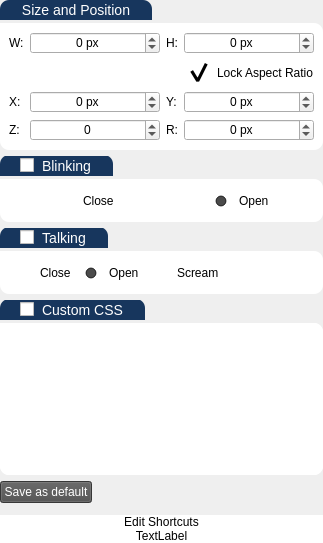
The window that UI/settingsWidget.ui (Gemmstone/PyNGtuber) describes before a commit, drawn with Qt 5.
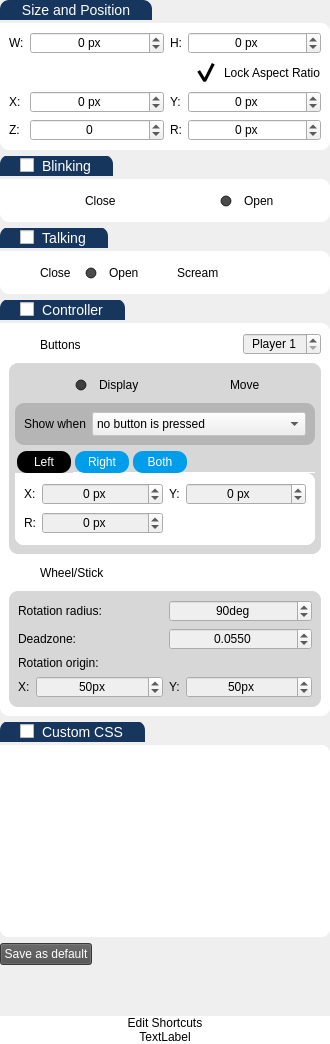
The same window after the commit. Icons and pictures are not drawn.

Commit message: Added controller support for assets

What changed in the file:
```diff
--- a/UI/settingsWidget.ui
+++ b/UI/settingsWidget.ui
@@ -6,8 +6,8 @@
    <rect>
     <x>0</x>
     <y>0</y>
-    <width>323</width>
-    <height>543</height>
+    <width>330</width>
+    <height>1044</height>
    </rect>
   </property>
   <property name="sizePolicy">
@@ -589,6 +589,989 @@
      </layout>
     </widget>
    </item>
+   <item>
+    <widget class="QGroupBox" name="controllerGroup">
+     <property name="cursor">
+      <cursorShape>PointingHandCursor</cursorShape>
+     </property>
+     <property name="title">
+      <string>Controller</string>
+     </property>
+     <property name="flat">
+      <bool>false</bool>
+     </property>
+     <property name="checkable">
+      <bool>true</bool>
+     </property>
+     <property name="checked">
+      <bool>false</bool>
+     </property>
+     <layout class="QVBoxLayout" name="verticalLayout_8">
+      <property name="spacing">
+       <number>0</number>
+      </property>
+      <property name="leftMargin">
+       <number>0</number>
+      </property>
+      <property name="topMargin">
+       <number>23</number>
+      </property>
+      <property name="rightMargin">
+       <number>0</number>
+      </property>
+      <property name="bottomMargin">
+       <number>0</number>
+      </property>
+      <item>
+       <widget class="QFrame" name="frame_6">
+        <property name="styleSheet">
+         <string notr="true">QLabel{
+	background-color: transparent;
+}</string>
+        </property>
+        <property name="frameShape">
+         <enum>QFrame::StyledPanel</enum>
+        </property>
+        <property name="frameShadow">
+         <enum>QFrame::Raised</enum>
+        </property>
+        <layout class="QVBoxLayout" name="verticalLayout_9">
+         <item>
+          <layout class="QHBoxLayout" name="horizontalLayout_2">
+           <property name="topMargin">
+            <number>0</number>
+           </property>
+           <item alignment="Qt::AlignLeft">
+            <widget class="QCheckBox" name="controllerButtons">
+             <property name="sizePolicy">
+              <sizepolicy hsizetype="Fixed" vsizetype="Fixed">
+               <horstretch>0</horstretch>
+               <verstretch>0</verstretch>
+              </sizepolicy>
+             </property>
+             <property name="cursor">
+              <cursorShape>PointingHandCursor</cursorShape>
+             </property>
+             <property name="styleSheet">
+              <string notr="true">background-color: rgba(255, 255, 255, 0);</string>
+             </property>
+             <property name="text">
+              <string>Buttons</string>
+             </property>
+             <property name="checked">
+              <bool>false</bool>
+             </property>
+            </widget>
+           </item>
+           <item alignment="Qt::AlignRight">
+            <widget class="QSpinBox" name="player">
+             <property name="sizePolicy">
+              <sizepolicy hsizetype="Preferred" vsizetype="Fixed">
+               <horstretch>0</horstretch>
+               <verstretch>0</verstretch>
+              </sizepolicy>
+             </property>
+             <property name="focusPolicy">
+              <enum>Qt::ClickFocus</enum>
+             </property>
+             <property name="alignment">
+              <set>Qt::AlignCenter</set>
+             </property>
+             <property name="suffix">
+              <string/>
+             </property>
+             <property name="prefix">
+              <string>Player </string>
+             </property>
+             <property name="minimum">
+              <number>1</number>
+             </property>
+             <property name="maximum">
+              <number>12</number>
+             </property>
+             <property name="singleStep">
+              <number>1</number>
+             </property>
+             <property name="value">
+              <number>1</number>
+             </property>
+            </widget>
+           </item>
+          </layout>
+         </item>
+         <item>
+          <widget class="QFrame" name="frame_8">
+           <property name="styleSheet">
+            <string notr="true">#frame_8 {
+    background-color: rgba(0, 0, 0, 40);
+    border-top-left-radius: 9px;
+}
+</string>
+           </property>
+           <property name="frameShape">
+            <enum>QFrame::StyledPanel</enum>
+           </property>
+           <property name="frameShadow">
+            <enum>QFrame::Raised</enum>
+           </property>
+           <layout class="QVBoxLayout" name="verticalLayout_10">
+            <property name="leftMargin">
+             <number>6</number>
+            </property>
+            <property name="rightMargin">
+             <number>6</number>
+            </property>
+            <item>
+             <layout class="QHBoxLayout" name="horizontalLayout_5">
+              <property name="topMargin">
+               <number>0</number>
+              </property>
+              <item>
+               <widget class="QRadioButton" name="display">
+                <property name="sizePolicy">
+                 <sizepolicy hsizetype="Fixed" vsizetype="Fixed">
+                  <horstretch>0</horstretch>
+                  <verstretch>0</verstretch>
+                 </sizepolicy>
+                </property>
+                <property name="cursor">
+                 <cursorShape>PointingHandCursor</cursorShape>
+                </property>
+                <property name="styleSheet">
+                 <string notr="true">background-color: rgba(255, 255, 255, 0);</string>
+                </property>
+                <property name="text">
+                 <string>Display</string>
+                </property>
+                <property name="checked">
+                 <bool>true</bool>
+                </property>
+               </widget>
+              </item>
+              <item>
+               <widget class="QRadioButton" name="move">
+                <property name="sizePolicy">
+                 <sizepolicy hsizetype="Fixed" vsizetype="Fixed">
+                  <horstretch>0</horstretch>
+                  <verstretch>0</verstretch>
+                 </sizepolicy>
+                </property>
+                <property name="cursor">
+                 <cursorShape>PointingHandCursor</cursorShape>
+                </property>
+                <property name="styleSheet">
+                 <string notr="true">background-color: rgba(255, 255, 255, 0);</string>
+                </property>
+                <property name="text">
+                 <string>Move</string>
+                </property>
+               </widget>
+              </item>
+             </layout>
+            </item>
+            <item>
+             <widget class="QFrame" name="frame_10">
+              <property name="styleSheet">
+               <string notr="true">#frame_10 {
+    background-color: rgba(0, 0, 0, 40);
+    border-top-left-radius: 9px;
+}
+</string>
+              </property>
+              <property name="frameShape">
+               <enum>QFrame::StyledPanel</enum>
+              </property>
+              <property name="frameShadow">
+               <enum>QFrame::Raised</enum>
+              </property>
+              <layout class="QHBoxLayout" name="horizontalLayout_4">
+               <item>
+                <widget class="QLabel" name="label_14">
+                 <property name="sizePolicy">
+                  <sizepolicy hsizetype="Fixed" vsizetype="Preferred">
+                   <horstretch>0</horstretch>
+                   <verstretch>0</verstretch>
+                  </sizepolicy>
+                 </property>
+                 <property name="text">
+                  <string>Show when</string>
+                 </property>
+                </widget>
+               </item>
+               <item>
+                <widget class="QComboBox" name="buttonCombo">
+                 <property name="sizeAdjustPolicy">
+                  <enum>QComboBox::AdjustToMinimumContentsLengthWithIcon</enum>
+                 </property>
+                 <property name="frame">
+                  <bool>true</bool>
+                 </property>
+                 <item>
+                  <property name="text">
+                   <string>no button is pressed</string>
+                  </property>
+                 </item>
+                 <item>
+                  <property name="text">
+                   <string>a left button is pressed</string>
+                  </property>
+                 </item>
+                 <item>
+                  <property name="text">
+                   <string>a right button is pressed</string>
+                  </property>
+                 </item>
+                 <item>
+                  <property name="text">
+                   <string>both sides have a button pressed</string>
+                  </property>
+                 </item>
+                </widget>
+               </item>
+              </layout>
+             </widget>
+            </item>
+            <item>
+             <widget class="QTabWidget" name="tabWidget">
+              <property name="styleSheet">
+               <string notr="true">QTabBar{  
+    background-color: rgba(255, 255, 255, 0);
+}
+QTabBar::tab {  
+    background-color: rgba(255, 255, 255, 40);
+	background-color: rgb(0, 157, 235);
+    min-width: 50px; 
+    min-height:22px;
+    padding: 0px  2px; 
+    color: white;
+	border-radius: 10px;
+    margin-left:2px;
+    margin-right:2px;
+}
+QTabBar::tab:selected {  
+    color: white;
+	background-color: black;;
+}
+QTabBar::tab:hover {  
+    color: black;
+    background-color: rgba(255, 0, 0, 100);
+}</string>
+              </property>
+              <property name="currentIndex">
+               <number>0</number>
+              </property>
+              <property name="documentMode">
+               <bool>true</bool>
+              </property>
+              <widget class="QWidget" name="tab_4">
+               <attribute name="title">
+                <string>Left</string>
+               </attribute>
+               <attribute name="toolTip">
+                <string>When a button on the left side of the controller is pressed</string>
+               </attribute>
+               <layout class="QVBoxLayout" name="verticalLayout_13">
+                <property name="leftMargin">
+                 <number>0</number>
+                </property>
+                <property name="topMargin">
+                 <number>0</number>
+                </property>
+                <property name="rightMargin">
+                 <number>0</number>
+                </property>
+                <property name="bottomMargin">
+                 <number>0</number>
+                </property>
+                <item>
+                 <widget class="QFrame" name="frame_12">
+                  <property name="frameShape">
+                   <enum>QFrame::StyledPanel</enum>
+                  </property>
+                  <property name="frameShadow">
+                   <enum>QFrame::Raised</enum>
+                  </property>
+                  <layout class="QGridLayout" name="gridLayout_4">
+                   <item row="0" column="2">
+                    <widget class="QLabel" name="label_20">
+                     <property name="sizePolicy">
+                      <sizepolicy hsizetype="Fixed" vsizetype="Preferred">
+                       <horstretch>0</horstretch>
+                       <verstretch>0</verstretch>
+                      </sizepolicy>
+                     </property>
+                     <property name="text">
+                      <string>Y:</string>
+                     </property>
+                    </widget>
+                   </item>
+                   <item row="0" column="0">
+                    <widget class="QLabel" name="label_19">
+                     <property name="sizePolicy">
+                      <sizepolicy hsizetype="Fixed" vsizetype="Preferred">
+                       <horstretch>0</horstretch>
+                       <verstretch>0</verstretch>
+                      </sizepolicy>
+                     </property>
+                     <property name="text">
+                      <string>X:</string>
+                     </property>
+                    </widget>
+                   </item>
+                   <item row="0" column="1">
+                    <widget class="QSpinBox" name="posLeftX">
+                     <property name="sizePolicy">
+                      <sizepolicy hsizetype="Preferred" vsizetype="Fixed">
+                       <horstretch>0</horstretch>
+                       <verstretch>0</verstretch>
+                      </sizepolicy>
+                     </property>
+                     <property name="focusPolicy">
+                      <enum>Qt::ClickFocus</enum>
+                     </property>
+                     <property name="alignment">
+                      <set>Qt::AlignCenter</set>
+                     </property>
+                     <property name="suffix">
+                      <string> px</string>
+                     </property>
+                     <property name="minimum">
+                      <number>-9999</number>
+                     </property>
+                     <property name="maximum">
+                      <number>9999</number>
+                     </property>
+                     <property name="singleStep">
+                      <number>5</number>
+                     </property>
+                    </widget>
+                   </item>
+                   <item row="1" column="0">
+                    <widget class="QLabel" name="label_21">
+                     <property name="sizePolicy">
+                      <sizepolicy hsizetype="Fixed" vsizetype="Preferred">
+                       <horstretch>0</horstretch>
+                       <verstretch>0</verstretch>
+                      </sizepolicy>
+                     </property>
+                     <property name="text">
+                      <string>R:</string>
+                     </property>
+                    </widget>
+                   </item>
+                   <item row="0" column="3">
+                    <widget class="QSpinBox" name="posLeftY">
+                     <property name="sizePolicy">
+                      <sizepolicy hsizetype="Preferred" vsizetype="Fixed">
+                       <horstretch>0</horstretch>
+                       <verstretch>0</verstretch>
+                      </sizepolicy>
+                     </property>
+                     <property name="focusPolicy">
+                      <enum>Qt::ClickFocus</enum>
+                     </property>
+                     <property name="alignment">
+                      <set>Qt::AlignCenter</set>
+                     </property>
+                     <property name="suffix">
+                      <string> px</string>
+                     </property>
+                     <property name="minimum">
+                      <number>-9999</number>
+                     </property>
+                     <property name="maximum">
+                      <number>9999</number>
+                     </property>
+                     <property name="singleStep">
+                      <number>5</number>
+                     </property>
+                    </widget>
+                   </item>
+                   <item row="1" column="1">
+                    <widget class="QSpinBox" name="rotationLeft">
+                     <property name="sizePolicy">
+                      <sizepolicy hsizetype="Preferred" vsizetype="Fixed">
+                       <horstretch>0</horstretch>
+                       <verstretch>0</verstretch>
+                      </sizepolicy>
+                     </property>
+                     <property name="focusPolicy">
+                      <enum>Qt::ClickFocus</enum>
+                     </property>
+                     <property name="toolTip">
+                      <string>Rotation</string>
+                     </property>
+                     <property name="alignment">
+                      <set>Qt::AlignCenter</set>
+                     </property>
+                     <property name="suffix">
+                      <string> px</string>
+                     </property>
+                     <property name="minimum">
+                      <number>-360</number>
+                     </property>
+                     <property name="maximum">
+                      <number>360</number>
+                     </property>
+                     <property name="singleStep">
+                      <number>5</number>
+                     </property>
+                    </widget>
+                   </item>
+                  </layout>
+                 </widget>
+                </item>
+               </layout>
+              </widget>
+              <widget class="QWidget" name="tab_5">
+               <attribute name="title">
+                <string>Right</string>
+               </attribute>
+               <attribute name="toolTip">
+                <string>When a button on the right side of the controller is pressed</string>
+               </attribute>
+               <layout class="QVBoxLayout" name="verticalLayout_14">
+                <property name="leftMargin">
+                 <number>0</number>
+                </property>
+                <property name="topMargin">
+                 <number>0</number>
+                </property>
+                <property name="rightMargin">
+                 <number>0</number>
+                </property>
+                <property name="bottomMargin">
+                 <number>0</number>
+                </property>
+                <item>
+                 <widget class="QFrame" name="frame_13">
+                  <property name="frameShape">
+                   <enum>QFrame::StyledPanel</enum>
+                  </property>
+                  <property name="frameShadow">
+                   <enum>QFrame::Raised</enum>
+                  </property>
+                  <layout class="QGridLayout" name="gridLayout_5">
+                   <item row="0" column="0">
+                    <widget class="QLabel" name="label_22">
+                     <property name="sizePolicy">
+                      <sizepolicy hsizetype="Fixed" vsizetype="Preferred">
+                       <horstretch>0</horstretch>
+                       <verstretch>0</verstretch>
+                      </sizepolicy>
+                     </property>
+                     <property name="text">
+                      <string>X:</string>
+                     </property>
+                    </widget>
+                   </item>
+                   <item row="0" column="2">
+                    <widget class="QLabel" name="label_23">
+                     <property name="sizePolicy">
+                      <sizepolicy hsizetype="Fixed" vsizetype="Preferred">
+                       <horstretch>0</horstretch>
+                       <verstretch>0</verstretch>
+                      </sizepolicy>
+                     </property>
+                     <property name="text">
+                      <string>Y:</string>
+                     </property>
+                    </widget>
+                   </item>
+                   <item row="1" column="1">
+                    <widget class="QSpinBox" name="rotationRight">
+                     <property name="sizePolicy">
+                      <sizepolicy hsizetype="Preferred" vsizetype="Fixed">
+                       <horstretch>0</horstretch>
+                       <verstretch>0</verstretch>
+                      </sizepolicy>
+                     </property>
+                     <property name="focusPolicy">
+                      <enum>Qt::ClickFocus</enum>
+                     </property>
+                     <property name="toolTip">
+                      <string>Rotation</string>
+                     </property>
+                     <property name="alignment">
+                      <set>Qt::AlignCenter</set>
+                     </property>
+                     <property name="suffix">
+                      <string> px</string>
+                     </property>
+                     <property name="minimum">
+                      <number>-360</number>
+                     </property>
+                     <property name="maximum">
+                      <number>360</number>
+                     </property>
+                     <property name="singleStep">
+                      <number>5</number>
+                     </property>
+                    </widget>
+                   </item>
+                   <item row="0" column="1">
+                    <widget class="QSpinBox" name="posRightX">
+                     <property name="sizePolicy">
+                      <sizepolicy hsizetype="Preferred" vsizetype="Fixed">
+                       <horstretch>0</horstretch>
+                       <verstretch>0</verstretch>
+                      </sizepolicy>
+                     </property>
+                     <property name="focusPolicy">
+                      <enum>Qt::ClickFocus</enum>
+                     </property>
+                     <property name="alignment">
+                      <set>Qt::AlignCenter</set>
+                     </property>
+                     <property name="suffix">
+                      <string> px</string>
+                     </property>
+                     <property name="minimum">
+                      <number>-9999</number>
+                     </property>
+                     <property name="maximum">
+                      <number>9999</number>
+                     </property>
+                     <property name="singleStep">
+                      <number>5</number>
+                     </property>
+                    </widget>
+                   </item>
+                   <item row="0" column="3">
+                    <widget class="QSpinBox" name="posRightY">
+                     <property name="sizePolicy">
+                      <sizepolicy hsizetype="Preferred" vsizetype="Fixed">
+                       <horstretch>0</horstretch>
+                       <verstretch>0</verstretch>
+                      </sizepolicy>
+                     </property>
+                     <property name="focusPolicy">
+                      <enum>Qt::ClickFocus</enum>
+                     </property>
+                     <property name="alignment">
+                      <set>Qt::AlignCenter</set>
+                     </property>
+                     <property name="suffix">
+                      <string> px</string>
+                     </property>
+                     <property name="minimum">
+                      <number>-9999</number>
+                     </property>
+                     <property name="maximum">
+                      <number>9999</number>
+                     </property>
+                     <property name="singleStep">
+                      <number>5</number>
+                     </property>
+                    </widget>
+                   </item>
+                   <item row="1" column="0">
+                    <widget class="QLabel" name="label_24">
+                     <property name="sizePolicy">
+                      <sizepolicy hsizetype="Fixed" vsizetype="Preferred">
+                       <horstretch>0</horstretch>
+                       <verstretch>0</verstretch>
+                      </sizepolicy>
+                     </property>
+                     <property name="text">
+                      <string>R:</string>
+                     </property>
+                    </widget>
+                   </item>
+                  </layout>
+                 </widget>
+                </item>
+               </layout>
+              </widget>
+              <widget class="QWidget" name="tab_6">
+               <attribute name="title">
+                <string>Both</string>
+               </attribute>
+               <attribute name="toolTip">
+                <string>When buttons on both sides of the controller are pressed</string>
+               </attribute>
+               <layout class="QVBoxLayout" name="verticalLayout_15">
+                <property name="leftMargin">
+                 <number>0</number>
+                </property>
+                <property name="topMargin">
+                 <number>0</number>
+                </property>
+                <property name="rightMargin">
+                 <number>0</number>
+                </property>
+                <property name="bottomMargin">
+                 <number>0</number>
+                </property>
+                <item>
+                 <widget class="QFrame" name="frame_14">
+                  <property name="frameShape">
+                   <enum>QFrame::StyledPanel</enum>
+                  </property>
+                  <property name="frameShadow">
+                   <enum>QFrame::Raised</enum>
+                  </property>
+                  <layout class="QGridLayout" name="gridLayout_6">
+                   <item row="0" column="3">
+                    <widget class="QSpinBox" name="posBothY">
+                     <property name="sizePolicy">
+                      <sizepolicy hsizetype="Preferred" vsizetype="Fixed">
+                       <horstretch>0</horstretch>
+                       <verstretch>0</verstretch>
+                      </sizepolicy>
+                     </property>
+                     <property name="focusPolicy">
+                      <enum>Qt::ClickFocus</enum>
+                     </property>
+                     <property name="alignment">
+                      <set>Qt::AlignCenter</set>
+                     </property>
+                     <property name="suffix">
+                      <string> px</string>
+                     </property>
+                     <property name="minimum">
+                      <number>-9999</number>
+                     </property>
+                     <property name="maximum">
+                      <number>9999</number>
+                     </property>
+                     <property name="singleStep">
+                      <number>5</number>
+                     </property>
+                    </widget>
+                   </item>
+                   <item row="1" column="0">
+                    <widget class="QLabel" name="label_27">
+                     <property name="sizePolicy">
+                      <sizepolicy hsizetype="Fixed" vsizetype="Preferred">
+                       <horstretch>0</horstretch>
+                       <verstretch>0</verstretch>
+                      </sizepolicy>
+                     </property>
+                     <property name="text">
+                      <string>R:</string>
+                     </property>
+                    </widget>
+                   </item>
+                   <item row="1" column="1">
+                    <widget class="QSpinBox" name="rotationBoth">
+                     <property name="sizePolicy">
+                      <sizepolicy hsizetype="Preferred" vsizetype="Fixed">
+                       <horstretch>0</horstretch>
+                       <verstretch>0</verstretch>
+                      </sizepolicy>
+                     </property>
+                     <property name="focusPolicy">
+                      <enum>Qt::ClickFocus</enum>
+                     </property>
+                     <property name="toolTip">
+                      <string>Rotation</string>
+                     </property>
+                     <property name="alignment">
+                      <set>Qt::AlignCenter</set>
+                     </property>
+                     <property name="suffix">
+                      <string> px</string>
+                     </property>
+                     <property name="minimum">
+                      <number>-360</number>
+                     </property>
+                     <property name="maximum">
+                      <number>360</number>
+                     </property>
+                     <property name="singleStep">
+                      <number>5</number>
+                     </property>
+                    </widget>
+                   </item>
+                   <item row="0" column="0">
+                    <widget class="QLabel" name="label_25">
+                     <property name="sizePolicy">
+                      <sizepolicy hsizetype="Fixed" vsizetype="Preferred">
+                       <horstretch>0</horstretch>
+                       <verstretch>0</verstretch>
+                      </sizepolicy>
+                     </property>
+                     <property name="text">
+                      <string>X:</string>
+                     </property>
+                    </widget>
+                   </item>
+                   <item row="0" column="1">
+                    <widget class="QSpinBox" name="posBothX">
+                     <property name="sizePolicy">
+                      <sizepolicy hsizetype="Preferred" vsizetype="Fixed">
+                       <horstretch>0</horstretch>
+                       <verstretch>0</verstretch>
+                      </sizepolicy>
+                     </property>
+                     <property name="focusPolicy">
+                      <enum>Qt::ClickFocus</enum>
+                     </property>
+                     <property name="alignment">
+                      <set>Qt::AlignCenter</set>
+                     </property>
+                     <property name="suffix">
+                      <string> px</string>
+                     </property>
+                     <property name="minimum">
+                      <number>-9999</number>
+                     </property>
+                     <property name="maximum">
+                      <number>9999</number>
+                     </property>
+                     <property name="singleStep">
+                      <number>5</number>
+                     </property>
+                    </widget>
+                   </item>
+                   <item row="0" column="2">
+                    <widget class="QLabel" name="label_26">
+                     <property name="sizePolicy">
+                      <sizepolicy hsizetype="Fixed" vsizetype="Preferred">
+                       <horstretch>0</horstretch>
+                       <verstretch>0</verstretch>
+                      </sizepolicy>
+                     </property>
+                     <property name="text">
+                      <string>Y:</string>
+                     </property>
+                    </widget>
+                   </item>
+                  </layout>
+                 </widget>
+                </item>
+               </layout>
+              </widget>
+             </widget>
+            </item>
+           </layout>
+          </widget>
+         </item>
+         <item alignment="Qt::AlignLeft">
+          <widget class="QCheckBox" name="controllerWheel">
+           <property name="sizePolicy">
+            <sizepolicy hsizetype="Fixed" vsizetype="Fixed">
+             <horstretch>0</horstretch>
+             <verstretch>0</verstretch>
+            </sizepolicy>
+           </property>
+           <property name="cursor">
+            <cursorShape>PointingHandCursor</cursorShape>
+           </property>
+           <property name="styleSheet">
+            <string notr="true">background-color: rgba(255, 255, 255, 0);</string>
+           </property>
+           <property name="text">
+            <string>Wheel/Stick</string>
+           </property>
+           <property name="checked">
+            <bool>false</bool>
+           </property>
+          </widget>
+         </item>
+         <item>
+          <widget class="QFrame" name="frame_7">
+           <property name="styleSheet">
+            <string notr="true">#frame_7 {
+    background-color: rgba(0, 0, 0, 40);
+    border-top-left-radius: 9px;
+}
+</string>
+           </property>
+           <property name="frameShape">
+            <enum>QFrame::StyledPanel</enum>
+           </property>
+           <property name="frameShadow">
+            <enum>QFrame::Raised</enum>
+           </property>
+           <layout class="QGridLayout" name="gridLayout">
+            <item row="3" column="1">
+             <widget class="QSpinBox" name="originX">
+              <property name="sizePolicy">
+               <sizepolicy hsizetype="Preferred" vsizetype="Fixed">
+                <horstretch>0</horstretch>
+                <verstretch>0</verstretch>
+               </sizepolicy>
+              </property>
+              <property name="focusPolicy">
+               <enum>Qt::ClickFocus</enum>
+              </property>
+              <property name="alignment">
+               <set>Qt::AlignCenter</set>
+              </property>
+              <property name="suffix">
+               <string>px</string>
+              </property>
+              <property name="minimum">
+               <number>-9999</number>
+              </property>
+              <property name="maximum">
+               <number>9999</number>
+              </property>
+              <property name="singleStep">
+               <number>5</number>
+              </property>
+              <property name="value">
+               <number>50</number>
+              </property>
+             </widget>
+            </item>
+            <item row="3" column="2">
+             <widget class="QLabel" name="label_13">
+              <property name="sizePolicy">
+               <sizepolicy hsizetype="Fixed" vsizetype="Preferred">
+                <horstretch>0</horstretch>
+                <verstretch>0</verstretch>
+               </sizepolicy>
+              </property>
+              <property name="text">
+               <string>Y:</string>
+              </property>
+             </widget>
+            </item>
+            <item row="3" column="0">
+             <widget class="QLabel" name="label_12">
+              <property name="sizePolicy">
+               <sizepolicy hsizetype="Fixed" vsizetype="Preferred">
+                <horstretch>0</horstretch>
+                <verstretch>0</verstretch>
+               </sizepolicy>
+              </property>
+              <property name="text">
+               <string>X:</string>
+              </property>
+             </widget>
+            </item>
+            <item row="3" column="3">
+             <widget class="QSpinBox" name="originY">
+              <property name="sizePolicy">
+               <sizepolicy hsizetype="Preferred" vsizetype="Fixed">
+                <horstretch>0</horstretch>
+                <verstretch>0</verstretch>
+               </sizepolicy>
+              </property>
+              <property name="focusPolicy">
+               <enum>Qt::ClickFocus</enum>
+              </property>
+              <property name="alignment">
+               <set>Qt::AlignCenter</set>
+              </property>
+              <property name="suffix">
+               <string>px</string>
+              </property>
+              <property name="minimum">
+               <number>-9999</number>
+              </property>
+              <property name="maximum">
+               <number>9999</number>
+              </property>
+              <property name="singleStep">
+               <number>5</number>
+              </property>
+              <property name="value">
+               <number>50</number>
+              </property>
+             </widget>
+            </item>
+            <item row="2" column="0" colspan="4">
+             <widget class="QLabel" name="label_11">
+              <property name="sizePolicy">
+               <sizepolicy hsizetype="Fixed" vsizetype="Preferred">
+                <horstretch>0</horstretch>
+                <verstretch>0</verstretch>
+               </sizepolicy>
+              </property>
+              <property name="text">
+               <string>Rotation origin:</string>
+              </property>
+             </widget>
+            </item>
+            <item row="1" column="0" colspan="2">
+             <widget class="QLabel" name="label_2">
+              <property name="sizePolicy">
+               <sizepolicy hsizetype="Fixed" vsizetype="Preferred">
+                <horstretch>0</horstretch>
+                <verstretch>0</verstretch>
+               </sizepolicy>
+              </property>
+              <property name="text">
+               <string>Deadzone:</string>
+              </property>
+             </widget>
+            </item>
+            <item row="1" column="2" colspan="2">
+             <widget class="QDoubleSpinBox" name="deadzone">
+              <property name="alignment">
+               <set>Qt::AlignCenter</set>
+              </property>
+              <property name="decimals">
+               <number>4</number>
+              </property>
+              <property name="maximum">
+               <double>1.000000000000000</double>
+              </property>
+              <property name="singleStep">
+               <double>0.005000000000000</double>
+              </property>
+              <property name="value">
+               <double>0.055000000000000</double>
+              </property>
+             </widget>
+            </item>
+            <item row="0" column="2" colspan="2">
+             <widget class="QSpinBox" name="deg">
+              <property name="sizePolicy">
+               <sizepolicy hsizetype="Preferred" vsizetype="Fixed">
+                <horstretch>0</horstretch>
+                <verstretch>0</verstretch>
+               </sizepolicy>
+              </property>
+              <property name="focusPolicy">
+               <enum>Qt::ClickFocus</enum>
+              </property>
+              <property name="alignment">
+               <set>Qt::AlignCenter</set>
+              </property>
+              <property name="suffix">
+               <string>deg</string>
+              </property>
+              <property name="minimum">
+               <number>-360</number>
+              </property>
+              <property name="maximum">
+               <number>360</number>
+              </property>
+              <property name="singleStep">
+               <number>5</number>
+              </property>
+              <property name="value">
+               <number>90</number>
+              </property>
+             </widget>
+            </item>
+            <item row="0" column="0" colspan="2">
+             <widget class="QLabel" name="label">
+              <property name="sizePolicy">
+               <sizepolicy hsizetype="Fixed" vsizetype="Preferred">
+                <horstretch>0</horstretch>
+                <verstretch>0</verstretch>
+               </sizepolicy>
+              </property>
+              <property name="text">
+               <string>Rotation radius:</string>
+              </property>
+             </widget>
+            </item>
+           </layout>
+          </widget>
+         </item>
+        </layout>
+       </widget>
+      </item>
+     </layout>
+    </widget>
+   </item>
    <item>
     <widget class="QGroupBox" name="cssGroup">
      <property name="cursor">
```
Left out of the diff: 289 changed lines with no effect on the pictures. The commit also changes 21 other files.
